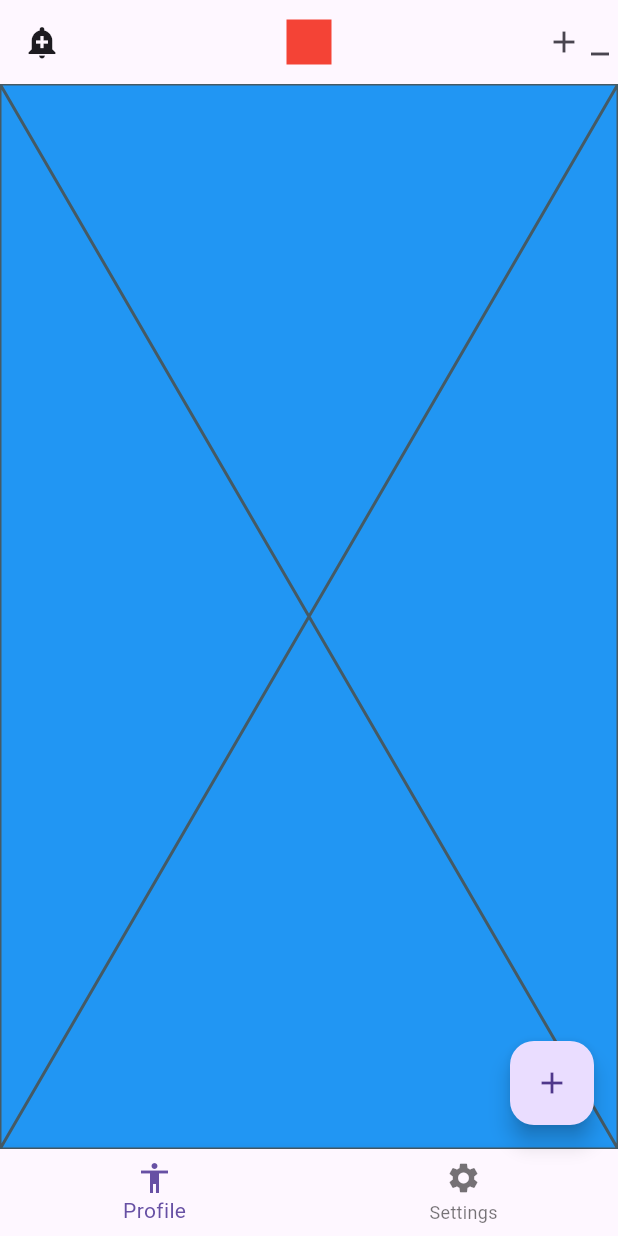
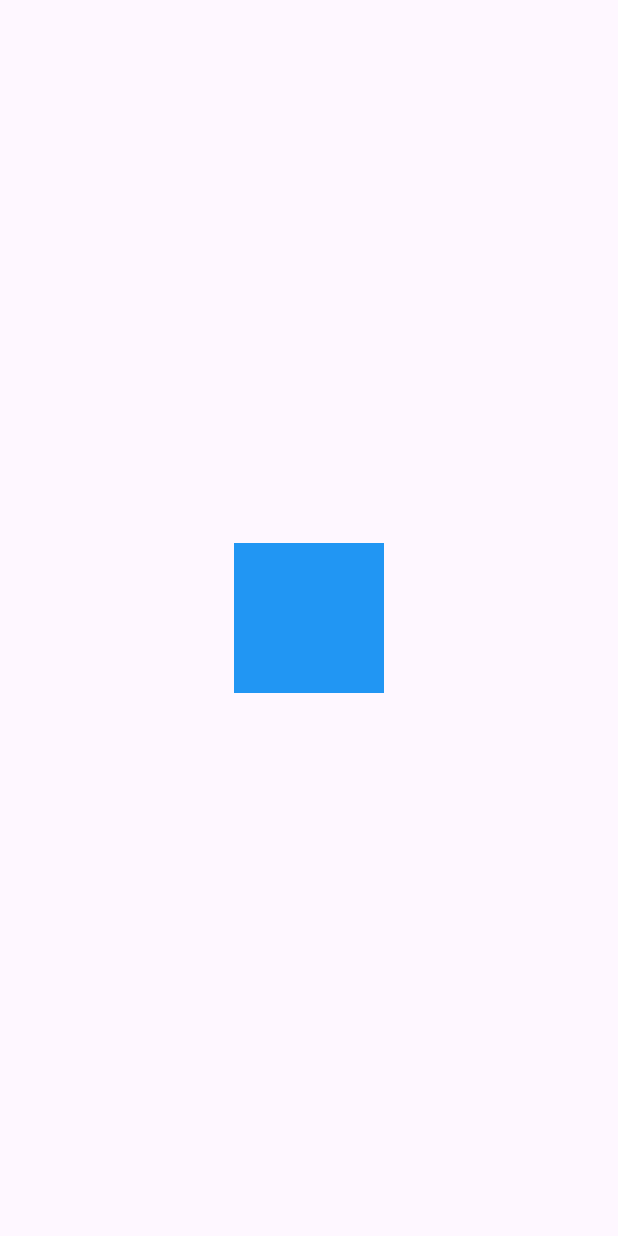
Before and after one commit to ESGI-5AL2/5AL2_2024_2025, a Flutter app: the screen it shows after launch, on a phone screen of 412 x 824 dp. Run offline on Flutter 3.47's test engine with Material 3 defaults, Android fonts, the light colour scheme and no system bars.

Commit message:
Add exercise a skeleton

```diff
--- /dev/null
+++ b/lib/exercises/exercise_a.dart
@@ -0,0 +1,27 @@
+import 'package:flutter/material.dart';
+
+class ExerciseA extends StatelessWidget {
+  const ExerciseA({super.key});
+
+  @override
+  Widget build(BuildContext context) {
+    return Scaffold(
+      body: Center(
+        child: SquareButton(),
+      ),
+    );
+  }
+}
+
+class SquareButton extends StatelessWidget {
+  const SquareButton({super.key});
+
+  @override
+  Widget build(BuildContext context) {
+    return Container(
+      height: 100,
+      width: 100,
+      color: Colors.blue,
+    );
+  }
+}
--- a/lib/main.dart
+++ b/lib/main.dart
@@ -1,3 +1,4 @@
+import 'package:al2_2024/exercises/exercise_a.dart';
 import 'package:al2_2024/home.dart';
 import 'package:flutter/material.dart';
 
@@ -19,7 +20,7 @@ class MyApp extends StatelessWidget {
           ),
         ),
       ),
-      home: Home(),
+      home: const ExerciseA(),
     );
   }
 }
```
